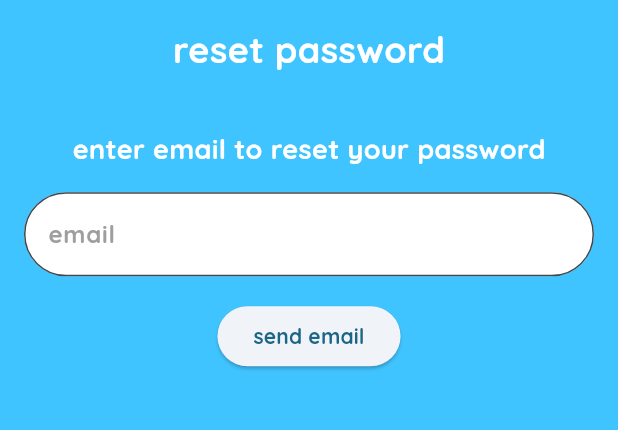
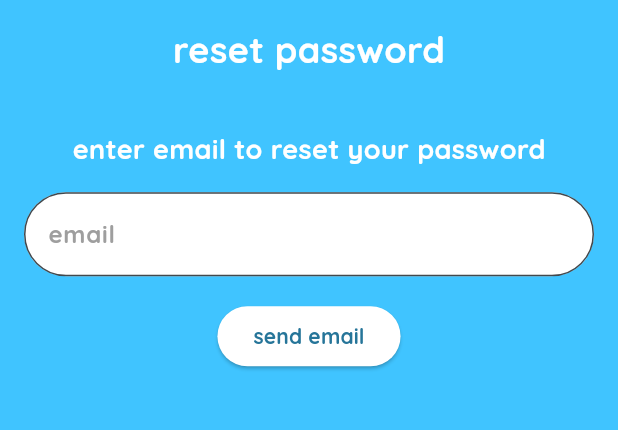
Before and after one commit to pgattic/ratemybowl, a Flutter app: the screen it shows after launch, after a tap on "forgot my password", on a phone screen of 412 x 824 dp, the part 470-900 px from its top. Run offline on Flutter 3.47's test engine with Material 3 defaults, Android fonts, the phone set to English and light mode, and no system bars; our stand-ins replace audioplayers, flutter_dotenv, flutter_map, flutter_svg, google_fonts, latlong2 and 2 more; accounts and stored records are empty.

Commit message:
Reduced lots of duplication with input fields and custom text, did some color changes too

```diff
--- a/lib/screens/forgot_password_screen.dart
+++ b/lib/screens/forgot_password_screen.dart
@@ -1,6 +1,5 @@
 import 'package:flutter/material.dart';
-import 'package:google_fonts/google_fonts.dart';
-import 'package:rate_my_bowl/widgets/account_input_field.dart';
+import 'package:rate_my_bowl/widgets/custom_input_field.dart';
 import 'package:rate_my_bowl/widgets/bowl_logo.dart';
 
 class ForgotPasswordScreen extends StatefulWidget {
@@ -57,14 +56,7 @@ class _ForgotPasswordScreenState extends State<ForgotPasswordScreen> {
               Row(
                 mainAxisAlignment: MainAxisAlignment.center,
                 children: [
-                  Text(
-                    style: GoogleFonts.quicksand(
-                      fontSize: 24.0,
-                      fontWeight: FontWeight.bold,
-                      color: Colors.white,
-                    ),
-                    "reset password",
-                  ),
+                  Text(style: TextStyle(fontSize: 24.0), "reset password"),
                 ],
               ),
               SizedBox(height: 4.0),
@@ -72,19 +64,12 @@ class _ForgotPasswordScreenState extends State<ForgotPasswordScreen> {
                 mainAxisAlignment: MainAxisAlignment.center,
                 children: [
                   Text(
-                    style: GoogleFonts.quicksand(
-                      fontSize: 18.0,
-                      fontWeight: FontWeight.bold,
-                      color: Colors.white,
-                    ),
+                    style: TextStyle(fontSize: 18.0),
                     "enter email to reset your password",
                   ),
                 ],
               ),
-              AccountInputField(
-                hintText: "email",
-                controller: _emailController,
-              ),
+              CustomInputField(hintText: "email", controller: _emailController),
               ElevatedButton(
                 onPressed: _isLoading ? null : _handleForgotPassword,
                 child: _isLoading
--- a/lib/screens/login_screen.dart
+++ b/lib/screens/login_screen.dart
@@ -1,7 +1,6 @@
 import 'package:flutter/material.dart';
-import 'package:google_fonts/google_fonts.dart';
 import 'package:provider/provider.dart';
-import 'package:rate_my_bowl/widgets/account_input_field.dart';
+import 'package:rate_my_bowl/widgets/custom_input_field.dart';
 import 'package:rate_my_bowl/screens/forgot_password_screen.dart';
 import 'package:rate_my_bowl/screens/register_screen.dart';
 import 'package:rate_my_bowl/services/auth_service.dart';
@@ -111,12 +110,12 @@ class _LoginScreenState extends State<LoginScreen>
                     opacity: _fadeInAnimation,
                     child: Column(
                       children: [
-                        AccountInputField(
+                        CustomInputField(
                           hintText: "email",
                           controller: _emailController,
                         ),
                         const SizedBox(height: 16),
-                        AccountInputField(
+                        CustomInputField(
                           hintText: "password",
                           obscureText: true,
                           controller: _passwordController,
@@ -151,13 +150,7 @@ class _LoginScreenState extends State<LoginScreen>
                                   ),
                                 );
                               },
-                              child: Text(
-                                "create an account",
-                                style: GoogleFonts.quicksand(
-                                  fontWeight: FontWeight.bold,
-                                  color: Colors.white,
-                                ),
-                              ),
+                              child: Text("create an account"),
                             ),
                             TextButton(
                               onPressed: () {
@@ -169,13 +162,7 @@ class _LoginScreenState extends State<LoginScreen>
                                   ),
                                 );
                               },
-                              child: Text(
-                                "forgot my password",
-                                style: GoogleFonts.quicksand(
-                                  fontWeight: FontWeight.bold,
-                                  color: Colors.white,
-                                ),
-                              ),
+                              child: Text("forgot my password"),
                             ),
                           ],
                         ),
--- a/lib/theme.dart
+++ b/lib/theme.dart
@@ -4,52 +4,101 @@ import 'package:google_fonts/google_fonts.dart';
 class AppTheme {
   static const Color _seedColor = Colors.lightBlueAccent;
 
-  static final ColorScheme _lightColorScheme = ColorScheme.fromSeed(
-    seedColor: _seedColor,
-    brightness: Brightness.light,
-  );
+  static final ColorScheme _lightColorScheme =
+      ColorScheme.fromSeed(
+        seedColor: _seedColor,
+        brightness: Brightness.light,
+      ).copyWith(
+        onSurface: Colors.white,
+        onBackground: Colors.white,
+        onPrimary: Colors.white,
+        onSecondary: Colors.white,
+        onTertiary: Colors.white,
+      );
 
   static final ColorScheme _darkColorScheme = ColorScheme.fromSeed(
     seedColor: _seedColor,
     brightness: Brightness.dark,
   );
 
-  static final TextTheme _baseLightTextTheme = GoogleFonts.quicksandTextTheme();
-  static final TextTheme _baseDarkTextTheme = GoogleFonts.quicksandTextTheme(ThemeData.dark().textTheme);
+  static final TextTheme _baseLightTextTheme = GoogleFonts.quicksandTextTheme(
+    ThemeData.light().textTheme,
+  ).apply(bodyColor: Colors.white, displayColor: Colors.white);
+  static final TextTheme _baseDarkTextTheme = GoogleFonts.quicksandTextTheme(
+    ThemeData.dark().textTheme,
+  );
 
   static TextTheme _boldTextTheme(TextTheme base) {
-    TextStyle? makeBold(TextStyle? style) =>
-        style?.copyWith(fontWeight: FontWeight.bold);
+    TextStyle? makeBold(TextStyle? style) {
+      if (style == null) return null;
+      return GoogleFonts.quicksand(
+        fontSize: style.fontSize,
+        fontWeight: FontWeight.bold, // ensures bold variant
+        color: style.color,
+        letterSpacing: style.letterSpacing,
+        height: style.height,
+      );
+    }
 
     return base.copyWith(
-      displayLarge:   makeBold(base.displayLarge),
-      displayMedium:  makeBold(base.displayMedium),
-      displaySmall:   makeBold(base.displaySmall),
-      headlineLarge:  makeBold(base.headlineLarge),
+      displayLarge: makeBold(base.displayLarge),
+      displayMedium: makeBold(base.displayMedium),
+      displaySmall: makeBold(base.displaySmall),
+      headlineLarge: makeBold(base.headlineLarge),
       headlineMedium: makeBold(base.headlineMedium),
-      headlineSmall:  makeBold(base.headlineSmall),
-      titleLarge:     makeBold(base.titleLarge),
-      titleMedium:    makeBold(base.titleMedium),
-      titleSmall:     makeBold(base.titleSmall),
-      bodyLarge:      makeBold(base.bodyLarge),
-      bodyMedium:     makeBold(base.bodyMedium),
-      bodySmall:      makeBold(base.bodySmall),
-      labelLarge:     makeBold(base.labelLarge),
-      labelMedium:    makeBold(base.labelMedium),
-      labelSmall:     makeBold(base.labelSmall),
+      headlineSmall: makeBold(base.headlineSmall),
+      titleLarge: makeBold(base.titleLarge),
+      titleMedium: makeBold(base.titleMedium),
+      titleSmall: makeBold(base.titleSmall),
+      bodyLarge: makeBold(base.bodyLarge),
+      bodyMedium: makeBold(base.bodyMedium),
+      bodySmall: makeBold(base.bodySmall),
+      labelLarge: makeBold(base.labelLarge),
+      labelMedium: makeBold(base.labelMedium),
+      labelSmall: makeBold(base.labelSmall),
     );
   }
 
   static ThemeData get lightTheme {
     return ThemeData(
       useMaterial3: true,
-      colorScheme: _lightColorScheme,
+      colorScheme: _lightColorScheme.copyWith(
+        onSurface: Colors.white,
+        primary: Colors.white,
+      ),
       scaffoldBackgroundColor: _seedColor,
       appBarTheme: AppBarTheme(
         backgroundColor: _seedColor,
         foregroundColor: _lightColorScheme.onPrimary,
       ),
       textTheme: _boldTextTheme(_baseLightTextTheme),
+      textButtonTheme: TextButtonThemeData(
+        style: TextButton.styleFrom(
+          foregroundColor: Colors.white,
+          textStyle: TextStyle(fontWeight: FontWeight.bold), // Add this
+        ),
+      ),
+      elevatedButtonTheme: ElevatedButtonThemeData(
+        // Add this
+        style: ElevatedButton.styleFrom(
+          backgroundColor: Colors.white,
+          foregroundColor: const Color.fromARGB(
+            255,
+            38,
+            117,
+            153,
+          ), // Text color matches background
+        ),
+      ),
+      inputDecorationTheme: InputDecorationTheme(
+        // Add this
+        filled: true,
+        fillColor: Colors.white,
+        hintStyle: TextStyle(color: Colors.grey),
+        border: OutlineInputBorder(),
+      ),
+      // Add this to make TextField text dark
+      textSelectionTheme: TextSelectionThemeData(cursorColor: _seedColor),
     );
   }
 
--- a/lib/widgets/account_input_field.dart
+++ /dev/null
@@ -1,37 +0,0 @@
-import 'package:flutter/material.dart';
-import 'package:google_fonts/google_fonts.dart';
-
-class AccountInputField extends StatelessWidget {
-  final String hintText;
-  final bool obscureText;
-  final TextEditingController? controller;
-
-  const AccountInputField({
-    super.key,
-    required this.hintText,
-    this.obscureText = false,
-    this.controller,
-  });
-
-  @override
-  Widget build(BuildContext context) {
-    final scheme = Theme.of(context).colorScheme;
-
-    return TextField(
-      controller: controller,
-      obscureText: obscureText,
-      decoration: InputDecoration(
-        border: OutlineInputBorder(
-          borderRadius: BorderRadius.circular(50.0),
-        ),
-        hintText: hintText,
-        hintStyle: GoogleFonts.quicksand(
-          fontWeight: FontWeight.bold,
-          color: Colors.grey,
-        ),
-        filled: true,
-        fillColor: scheme.onPrimary,
-      ),
-    );
-  }
-}
--- a/lib/widgets/bowl_logo.dart
+++ b/lib/widgets/bowl_logo.dart
@@ -1,5 +1,4 @@
 import 'package:flutter/material.dart';
-import 'package:google_fonts/google_fonts.dart';
 import 'package:flutter_svg/svg.dart';
 
 class RateMyBowlLogo extends StatelessWidget {
@@ -23,30 +22,14 @@ class RateMyBowlLogo extends StatelessWidget {
     return Row(
       mainAxisAlignment: alignment,
       children: [
-        Text(
-          "rate my ",
-          style: GoogleFonts.quicksand(
-            fontSize: fontSize * size,
-            fontWeight: FontWeight.bold,
-            color: useColor,
-            decoration: TextDecoration.none,
-          ),
-        ),
+        Text("rate my ", style: TextStyle(fontSize: fontSize * size)),
         SvgPicture.asset(
           "assets/toilet.svg",
           width: iconSize * size,
           height: iconSize * size,
           colorFilter: ColorFilter.mode(useColor, BlendMode.srcIn),
         ),
-        Text(
-          "owl",
-          style: GoogleFonts.quicksand(
-            fontSize: fontSize * size,
-            fontWeight: FontWeight.bold,
-            color: useColor,
-            decoration: TextDecoration.none,
-          ),
-        ),
+        Text("owl", style: TextStyle(fontSize: fontSize * size)),
       ],
     );
   }
--- /dev/null
+++ b/lib/widgets/custom_input_field.dart
@@ -0,0 +1,53 @@
+import 'package:flutter/material.dart';
+
+class CustomInputField extends StatelessWidget {
+  final String hintText;
+  final bool obscureText;
+  final TextEditingController? controller;
+  final int minLines;
+  final int maxLines;
+  final double borderRadius;
+
+  const CustomInputField({
+    super.key,
+    required this.hintText,
+    this.obscureText = false,
+    this.controller,
+    this.minLines = 1,
+    this.maxLines = 1,
+    this.borderRadius = 50.0,
+  });
+
+  @override
+  Widget build(BuildContext context) {
+    final scheme = Theme.of(context).colorScheme;
+    return TextField(
+      controller: controller,
+      obscureText: obscureText,
+      minLines: minLines,
+      maxLines: maxLines,
+      style: TextStyle(color: const Color.fromARGB(255, 64, 64, 64)),
+      decoration: InputDecoration(
+        border: OutlineInputBorder(
+          borderRadius: BorderRadius.circular(borderRadius),
+        ),
+        focusedBorder: OutlineInputBorder(
+          // Add this here
+          borderRadius: BorderRadius.circular(borderRadius),
+          borderSide: BorderSide(
+            color: const Color.fromARGB(
+              255,
+              36,
+              113,
+              175,
+            ), // Change to whatever color you want
+            width: 2.0,
+          ),
+        ),
+        hintText: hintText,
+        filled: true,
+        fillColor: scheme.onPrimary,
+      ),
+    );
+  }
+}
```
Also changed, not shown: lib/screens/adding_restroom_screen.dart (+10 -17 lines), lib/screens/debug_screen.dart (+38 -9 lines), lib/screens/register_screen.dart (+5 -16 lines), lib/screens/review_screen.dart (+17 -18 lines), lib/widgets/rmb_bottom_sheet.dart (+49 -40 lines), lib/widgets/splash_painter.dart (deleted, +0 -120 lines).
